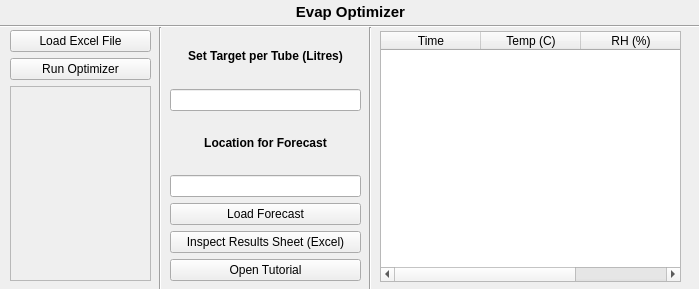
Before: the Qt Designer form BG/form.ui in anirudhbhalekar/evap_optimizer, drawn with Qt 5.
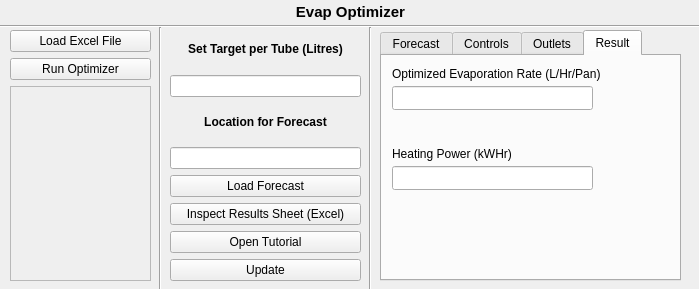
After: the same form once the commit is applied.

Diff of the .ui file:
```diff
--- a/BG/form.ui
+++ b/BG/form.ui
@@ -142,6 +142,13 @@
       </property>
      </widget>
     </item>
+    <item>
+     <widget class="QPushButton" name="pushButton">
+      <property name="text">
+       <string>Update</string>
+      </property>
+     </widget>
+    </item>
    </layout>
   </widget>
   <widget class="Line" name="line_3">
@@ -157,30 +164,174 @@
     <enum>Qt::Vertical</enum>
    </property>
   </widget>
-  <widget class="QTableWidget" name="forecastTable">
+  <widget class="QTabWidget" name="tabWidget">
    <property name="geometry">
     <rect>
      <x>380</x>
-     <y>31</y>
+     <y>30</y>
      <width>301</width>
      <height>251</height>
     </rect>
    </property>
-   <column>
-    <property name="text">
-     <string>Time</string>
-    </property>
-   </column>
-   <column>
-    <property name="text">
-     <string>Temp (C)</string>
-    </property>
-   </column>
-   <column>
-    <property name="text">
-     <string>RH (%)</string>
-    </property>
-   </column>
+   <property name="currentIndex">
+    <number>3</number>
+   </property>
+   <widget class="QWidget" name="tab">
+    <attribute name="title">
+     <string>Forecast</string>
+    </attribute>
+    <widget class="QTableWidget" name="forecastTable">
+     <property name="geometry">
+      <rect>
+       <x>0</x>
+       <y>0</y>
+       <width>301</width>
+       <height>221</height>
+      </rect>
+     </property>
+     <column>
+      <property name="text">
+       <string>Time</string>
+      </property>
+     </column>
+     <column>
+      <property name="text">
+       <string>Temp (C)</string>
+      </property>
+     </column>
+     <column>
+      <property name="text">
+       <string>RH (%)</string>
+      </property>
+     </column>
+    </widget>
+   </widget>
+   <widget class="QWidget" name="tab_2">
+    <attribute name="title">
+     <string>Controls</string>
+    </attribute>
+    <widget class="QTableWidget" name="controlTable">
+     <property name="geometry">
+      <rect>
+       <x>0</x>
+       <y>0</y>
+       <width>301</width>
+       <height>221</height>
+      </rect>
+     </property>
+     <column>
+      <property name="text">
+       <string>Time</string>
+      </property>
+     </column>
+     <column>
+      <property name="text">
+       <string>Brine Temp (C) </string>
+      </property>
+     </column>
+     <column>
+      <property name="text">
+       <string>Brine Flow Rate (L/Hr)</string>
+      </property>
+     </column>
+     <column>
+      <property name="text">
+       <string>Air Speed (m/s)</string>
+      </property>
+     </column>
+     <column>
+      <property name="text">
+       <string>Evap Rate (L/Hr/Pan)</string>
+      </property>
+     </column>
+    </widget>
+   </widget>
+   <widget class="QWidget" name="tab_3">
+    <attribute name="title">
+     <string>Outlets</string>
+    </attribute>
+    <widget class="QTableWidget" name="outputsTable">
+     <property name="geometry">
+      <rect>
+       <x>0</x>
+       <y>0</y>
+       <width>301</width>
+       <height>221</height>
+      </rect>
+     </property>
+     <column>
+      <property name="text">
+       <string>Time</string>
+      </property>
+     </column>
+     <column>
+      <property name="text">
+       <string>Outlet Brine Temp (C)</string>
+      </property>
+     </column>
+     <column>
+      <property name="text">
+       <string>Outlet Humidity (%)</string>
+      </property>
+     </column>
+     <column>
+      <property name="text">
+       <string>Outlet Air Temp (C)</string>
+      </property>
+     </column>
+    </widget>
+   </widget>
+   <widget class="QWidget" name="tab_4">
+    <attribute name="title">
+     <string>Result</string>
+    </attribute>
+    <widget class="QLabel" name="label_4">
+     <property name="geometry">
+      <rect>
+       <x>10</x>
+       <y>10</y>
+       <width>221</width>
+       <height>16</height>
+      </rect>
+     </property>
+     <property name="text">
+      <string>Optimized Evaporation Rate (L/Hr/Pan)</string>
+     </property>
+    </widget>
+    <widget class="QLabel" name="label_5">
+     <property name="geometry">
+      <rect>
+       <x>10</x>
+       <y>90</y>
+       <width>221</width>
+       <height>16</height>
+      </rect>
+     </property>
+     <property name="text">
+      <string>Heating Power (kWHr)</string>
+     </property>
+    </widget>
+    <widget class="QLineEdit" name="OER_line">
+     <property name="geometry">
+      <rect>
+       <x>10</x>
+       <y>30</y>
+       <width>201</width>
+       <height>24</height>
+      </rect>
+     </property>
+    </widget>
+    <widget class="QLineEdit" name="HP_line">
+     <property name="geometry">
+      <rect>
+       <x>10</x>
+       <y>110</y>
+       <width>201</width>
+       <height>24</height>
+      </rect>
+     </property>
+    </widget>
+   </widget>
   </widget>
  </widget>
  <resources/>
```
